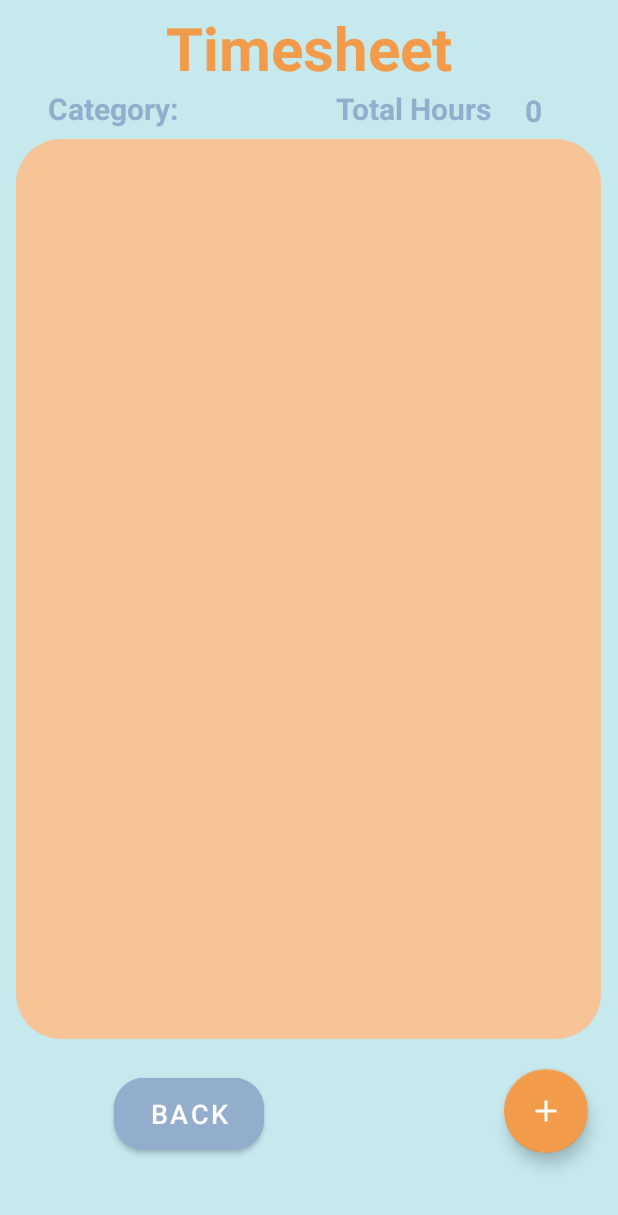
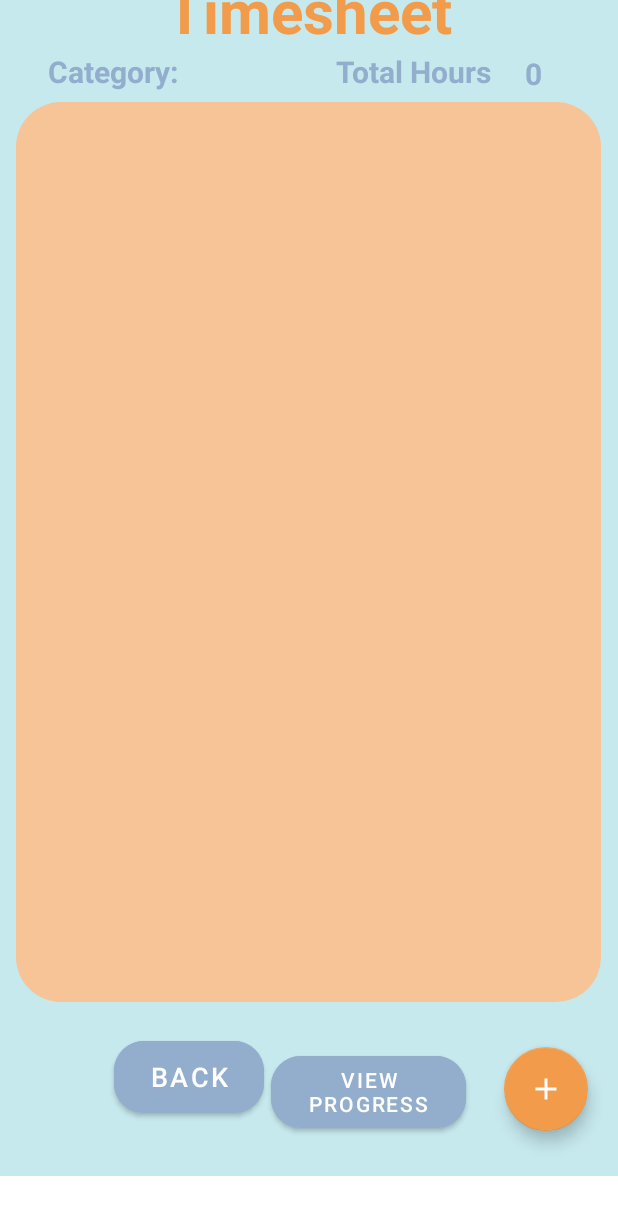
Before and after one commit to YusraAdnan/OPSC_Group_Task2, an Android app: the layout activity_timesheet_entry.xml on its own in the app's theme, with its tools: preview values and no code run, on a phone screen of 412 x 824 dp. Shown: the top 1215 px of the screen. Run offline under Robolectric (Android 15) with nearby library versions, the phone set to English and light mode, and no system bars.

Commit message:
progressPage_Working

```diff
--- a/app/src/main/AndroidManifest.xml
+++ b/app/src/main/AndroidManifest.xml
@@ -2,7 +2,8 @@
 <manifest xmlns:android="http://schemas.android.com/apk/res/android"
     xmlns:tools="http://schemas.android.com/tools">
 
-    <uses-permission android:name="android.permission.INTERNET"></uses-permission>
+    <uses-permission android:name="android.permission.INTERNET" />
+
     <application
         android:allowBackup="true"
         android:dataExtractionRules="@xml/data_extraction_rules"
@@ -12,6 +13,9 @@
         android:supportsRtl="true"
         android:theme="@style/Theme.OPSC_Group_Task2"
         tools:targetApi="31">
+        <activity
+            android:name=".Activity.ProgressPageActivity"
+            android:exported="false" />
         <activity
             android:name=".Activity.TimesheetEntry"
             android:exported="false" />
--- a/app/src/main/res/layout/activity_timesheet_entry.xml
+++ b/app/src/main/res/layout/activity_timesheet_entry.xml
@@ -3,10 +3,10 @@
     xmlns:app="http://schemas.android.com/apk/res-auto"
     xmlns:tools="http://schemas.android.com/tools"
     android:layout_width="match_parent"
-    android:layout_height="match_parent"
+    android:layout_height="wrap_content"
+    android:background="@color/lightBlue"
+    android:gravity="center"
     android:orientation="vertical"
-    android:gravity="center"
-    android:background="@color/lightBlue"
     tools:context=".Activity.MainActivity">
 
     <androidx.cardview.widget.CardView
@@ -14,18 +14,19 @@
         android:layout_height="wrap_content"
         android:layout_margin="30dp"
         app:cardCornerRadius="30dp"
-        app:cardElevation="20dp"/>
+        app:cardElevation="20dp" />
 
     <TextView
+        android:id="@+id/timesheetText"
         android:layout_width="match_parent"
         android:layout_height="wrap_content"
+        android:layout_marginTop="-80dp"
         android:text="Timesheet"
-                android:layout_marginTop="-80dp"
-                android:id="@+id/timesheetText"
+        android:textAlignment="center"
+        android:textColor="@color/darkorange"
         android:textSize="40sp"
-                android:textAlignment="center"
-                android:textStyle="bold"
-                android:textColor="@color/darkorange"/>
+        android:textStyle="bold" />
+
     <TextView
         android:id="@+id/tvCategoryName"
         android:layout_width="wrap_content"
@@ -53,8 +54,8 @@
         android:id="@+id/tvTotalHours"
         android:layout_width="50dp"
         android:layout_height="wrap_content"
+        android:layout_marginLeft="150dp"
         android:layout_marginTop="1dp"
-        android:layout_marginLeft="150dp"
         android:text="0"
         android:textAlignment="center"
         android:textColor="@color/darkblue"
@@ -65,35 +66,45 @@
         android:id="@+id/tRecycler"
         android:layout_width="390dp"
         android:layout_height="600dp"
+        android:layout_gravity="center_horizontal"
+        android:layout_marginLeft="10dp"
         android:layout_marginTop="5dp"
-        android:layout_marginLeft="10dp"
         android:layout_marginRight="10dp"
-        android:layout_gravity="center_horizontal"
-        android:padding="8dp"
         android:background="@drawable/roundstyle"
-        android:backgroundTint="@color/lorange"/>
+        android:backgroundTint="@color/lorange"
+        android:padding="8dp" />
 
     <Button
         android:id="@+id/backBtn"
         android:layout_width="100dp"
         android:layout_height="60dp"
+        android:layout_marginLeft="-80dp"
         android:layout_marginTop="20dp"
-        android:layout_marginLeft="-80dp"
         android:backgroundTint="@color/darkblue"
         android:text="Back"
         android:textSize="18sp"
-        app:cornerRadius="20dp"/>
+        app:cornerRadius="20dp" />
+    <Button
+        android:id="@+id/btnprogress"
+        android:layout_width="130dp"
+        android:layout_height="60dp"
+        android:layout_marginRight="-40dp"
+        android:layout_marginTop="-50dp"
+        android:backgroundTint="@color/darkblue"
+        android:text="View progress"
+        android:textSize="14sp"
+        app:cornerRadius="20dp" />
 
     <com.google.android.material.floatingactionbutton.FloatingActionButton
         android:id="@+id/addingTimesheetButton"
         android:layout_width="wrap_content"
         android:layout_height="wrap_content"
         android:layout_gravity="right"
+        android:layout_marginTop="-60dp"
         android:layout_marginRight="20dp"
-        android:layout_marginTop="-60dp"
+        android:contentDescription="@android:string/yes"
         android:src="@drawable/baseline_add_24"
-        android:contentDescription="@android:string/yes"
         app:backgroundTint="@color/darkorange"
-        app:tint="@color/white"/>
+        app:tint="@color/white" />
 
 </LinearLayout>
--- a/app/src/main/res/layout/add_timesheet_item.xml
+++ b/app/src/main/res/layout/add_timesheet_item.xml
@@ -69,7 +69,7 @@
                 android:drawableLeft="@drawable/baseline_calendar_month_24"
                 android:drawablePadding="8dp"
                 android:hint="Start Date/Time:"
-                android:inputType="text"
+                android:inputType="datetime"
                 android:padding="8dp"
                 android:textAppearance="@style/TextAppearance.Material3.TitleMedium"
                 android:textColor="@color/black" />
@@ -80,7 +80,7 @@
                 android:id="@+id/etDuration"
                 android:background="@drawable/custom_edittext"
                 android:layout_marginTop="8dp"
-                android:inputType="text"
+                android:inputType="number"
                 android:backgroundTint="@color/orange"
                 android:textAppearance="@style/TextAppearance.Material3.TitleMedium"
                 android:padding="8dp"
```
Also changed, not shown: app/src/main/java/com/OPSC_Group_Task2/opsc_group_task2/Activity/TimesheetEntry.kt (+27 -10 lines), app/src/main/res/layout/list_timesheet_item.xml (+1 -20 lines). Lines whose indentation alone changed are shown as unchanged.
